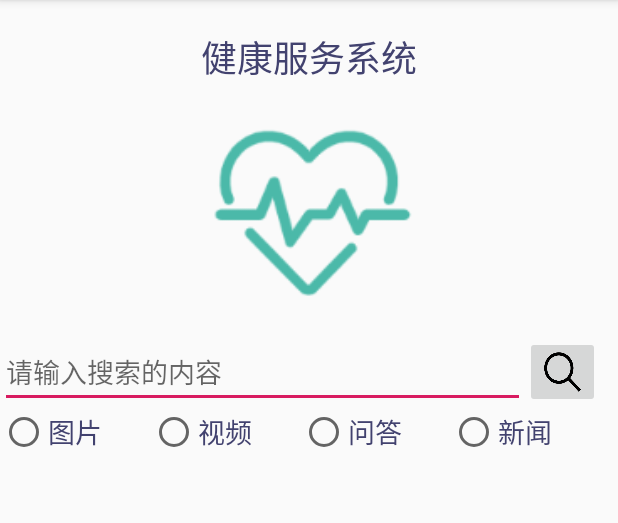
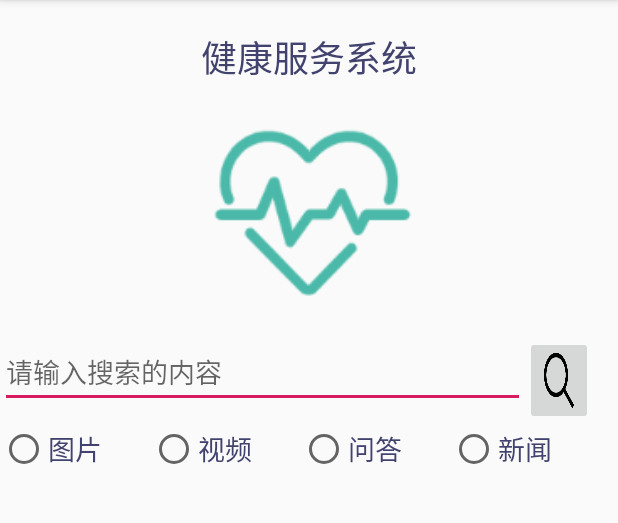
Before and after one commit to owahaha/2018118126_Android, an Android app: the screen it shows after launch (MainActivity), on a phone screen of 412 x 824 dp, the part 84-607 px from its top. Run offline under Robolectric (Android 15) with nearby library versions, the phone set to English and light mode, and no system bars.

Commit message:
修改部分代码错误

```diff
--- a/实验三 UI常用控件/shiyanUI/app/src/main/res/layout/activity_main.xml
+++ b/实验三 UI常用控件/shiyanUI/app/src/main/res/layout/activity_main.xml
@@ -65,30 +65,29 @@
             android:src="@drawable/jiankang"
             android:layout_gravity="center"/>
 
+
+        <LinearLayout
+            android:orientation="horizontal"
+            android:layout_width="match_parent"
+            android:layout_height="wrap_content">
+            <EditText
+                android:id="@+id/edit_text"
+                android:layout_width="350dp"
+                android:layout_height="wrap_content"
+                android:hint="请输入搜索的内容" />
+            <ImageButton
+                android:id="@+id/download"
+                android:layout_width="45dp"
+                android:layout_height="59dp"
+                android:scaleType="fitXY"
+                android:src="@drawable/anniu" />
+        </LinearLayout>
+
         <RadioGroup
             android:layout_width="match_parent"
             android:layout_height="wrap_content"
             android:orientation="horizontal">
 
-            <EditText
-                android:id="@+id/edit_text"
-                android:layout_width="350dp"
-                android:layout_height="wrap_content"
-                android:hint="请输入搜索的内容" />
-
-            <ImageButton
-                android:id="@+id/download"
-                android:layout_width="50dp"
-                android:layout_height="match_parent"
-                android:scaleType="fitXY"
-
-                android:src="@drawable/anniu" />
-        </RadioGroup>
-
-        <RadioGroup
-            android:layout_width="match_parent"
-            android:layout_height="wrap_content"
-            android:orientation="horizontal">
             <RadioButton
                 android:layout_width="100dp"
                 android:layout_height="wrap_content"
@@ -96,7 +95,6 @@
                 android:textColor="#42426F"
                 android:textSize="18sp"
                 style="@style/AppTheme"/>
-
             <RadioButton
                 style="@style/AppTheme"
                 android:layout_width="100dp"
@@ -104,7 +102,6 @@
                 android:text="视频"
                 android:textColor="#42426F"
                 android:textSize="18sp" />
-
             <RadioButton
                 style="@style/AppTheme"
                 android:layout_width="100dp"
```
